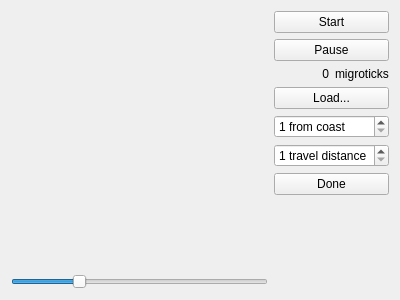
This is population.ui in tps12/Tec-Nine as Qt 5 draws it before an edit. The edited form follows.
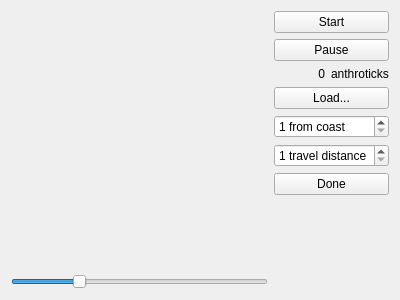
This is the edited form.

Patch:
```diff
--- a/population.ui
+++ b/population.ui
@@ -100,7 +100,7 @@
        <item>
         <widget class="QLabel" name="label_2">
          <property name="text">
-          <string>migroticks</string>
+          <string>anthroticks</string>
          </property>
         </widget>
        </item>
```
